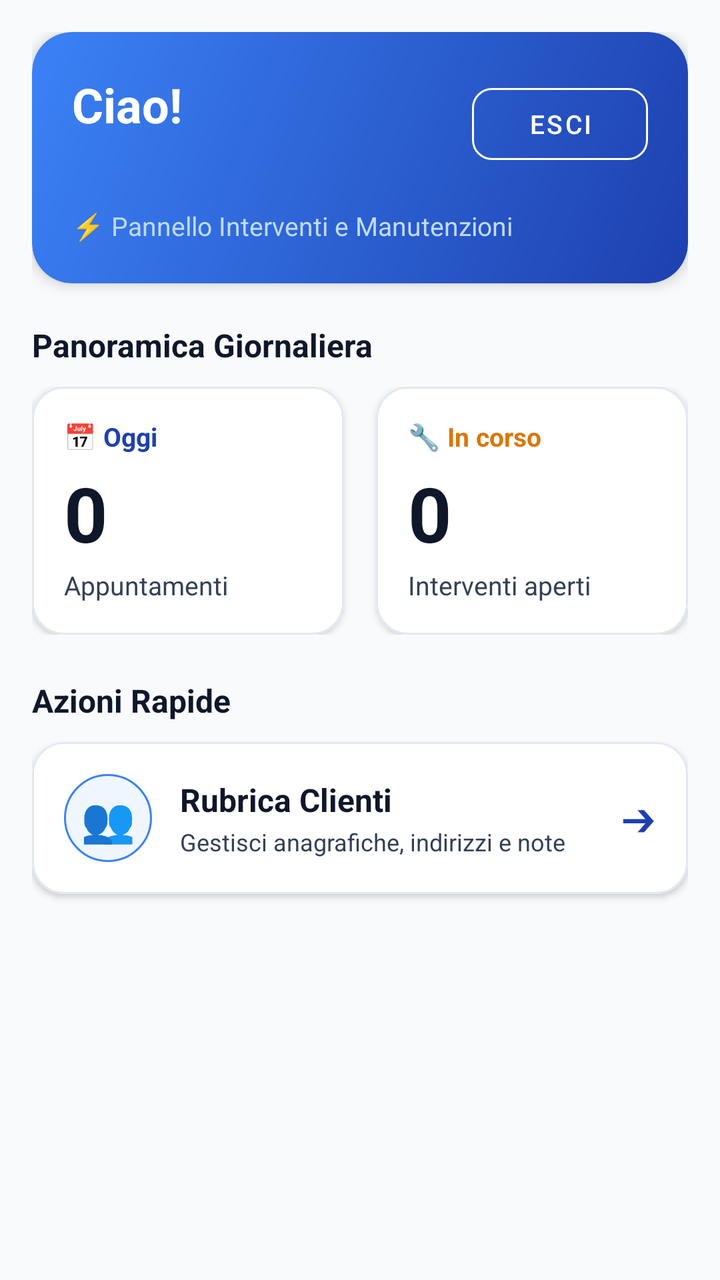
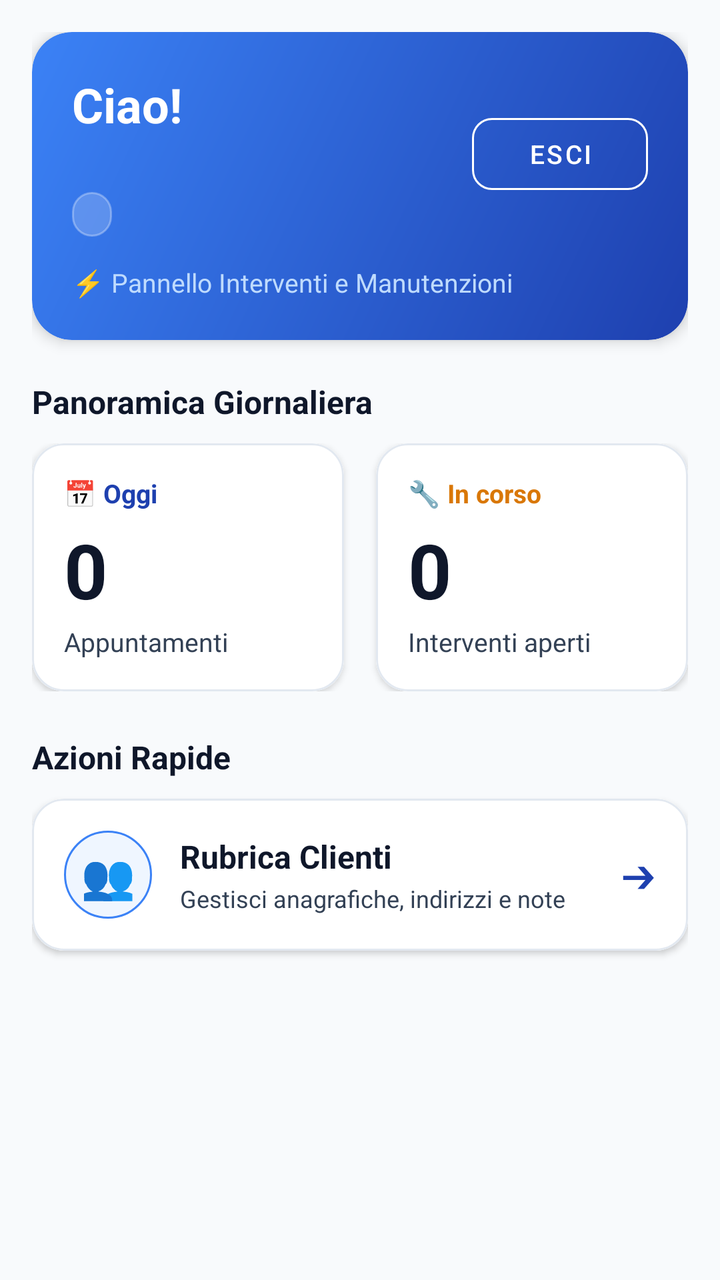

Before-and-after screenshots of an Android layout around one commit, followed by the original layout XML and the change that was made.
<!-- AndroidManifest.xml: application theme Theme.TechInterventionApp -->
<!-- res/layout/fragment_dashboard.xml -->
<?xml version="1.0" encoding="utf-8"?>
<ScrollView
    xmlns:android="http://schemas.android.com/apk/res/android"
    xmlns:app="http://schemas.android.com/apk/res-auto"
    android:layout_width="match_parent"
    android:layout_height="match_parent"
    android:fillViewport="true"
    android:background="@color/background">

    <LinearLayout
        android:layout_width="match_parent"
        android:layout_height="wrap_content"
        android:orientation="vertical"
        android:padding="16dp">

        
        <com.google.android.material.card.MaterialCardView
            android:layout_width="match_parent"
            android:layout_height="wrap_content"
            app:cardCornerRadius="20dp"
            app:cardElevation="4dp"
            app:strokeWidth="0dp">

            <LinearLayout
                android:layout_width="match_parent"
                android:layout_height="wrap_content"
                android:background="@drawable/bg_header_card"
                android:orientation="vertical"
                android:padding="20dp">

                <LinearLayout
                    android:layout_width="match_parent"
                    android:layout_height="wrap_content"
                    android:orientation="horizontal"
                    android:gravity="center_vertical">

                    <LinearLayout
                        android:layout_width="0dp"
                        android:layout_height="wrap_content"
                        android:layout_weight="1"
                        android:orientation="vertical">

                        <TextView
                            android:id="@+id/tv_welcome"
                            android:layout_width="wrap_content"
                            android:layout_height="wrap_content"
                            android:text="Ciao!"
                            android:textSize="24sp"
                            android:textStyle="bold"
                            android:textColor="@color/white" />

                        <TextView
                            android:id="@+id/tv_date"
                            android:layout_width="wrap_content"
                            android:layout_height="wrap_content"
                            android:textSize="13sp"
                            android:textColor="#E0E7FF"
                            android:layout_marginTop="2dp" />
                    </LinearLayout>

                    <com.google.android.material.button.MaterialButton
                        android:id="@+id/btn_logout"
                        style="@style/Widget.MaterialComponents.Button.TextButton"
                        android:layout_width="wrap_content"
                        android:layout_height="wrap_content"
                        android:text="Esci"
                        android:textColor="@color/white"
                        android:textSize="13sp"
                        app:strokeColor="#FFFFFF"
                        app:strokeWidth="1dp"
                        app:cornerRadius="10dp" />
                </LinearLayout>

                <TextView
                    android:layout_width="wrap_content"
                    android:layout_height="wrap_content"
                    android:text="⚡ Pannello Interventi e Manutenzioni"
                    android:textSize="13sp"
                    android:textColor="#BFDBFE"
                    android:layout_marginTop="16dp" />

            </LinearLayout>
        </com.google.android.material.card.MaterialCardView>

        
        <TextView
            android:layout_width="match_parent"
            android:layout_height="wrap_content"
            android:text="Panoramica Giornaliera"
            android:textSize="16sp"
            android:textStyle="bold"
            android:textColor="@color/text_primary"
            android:layout_marginTop="20dp"
            android:layout_marginBottom="10dp" />

        
        <LinearLayout
            android:layout_width="match_parent"
            android:layout_height="wrap_content"
            android:orientation="horizontal">

            
            <com.google.android.material.card.MaterialCardView
                android:id="@+id/card_appointments"
                android:layout_width="0dp"
                android:layout_height="wrap_content"
                android:layout_weight="1"
                app:cardCornerRadius="16dp"
                app:cardElevation="2dp"
                app:strokeColor="@color/border_subtle"
                app:strokeWidth="1dp"
                android:layout_marginEnd="8dp">

                <LinearLayout
                    android:layout_width="match_parent"
                    android:layout_height="wrap_content"
                    android:orientation="vertical"
                    android:padding="16dp"
                    android:background="@color/surface">

                    <TextView
                        android:layout_width="wrap_content"
                        android:layout_height="wrap_content"
                        android:text="📅 Oggi"
                        android:textSize="13sp"
                        android:textStyle="bold"
                        android:textColor="@color/primary" />

                    <TextView
                        android:id="@+id/tv_appointment_count"
                        android:layout_width="wrap_content"
                        android:layout_height="wrap_content"
                        android:text="0"
                        android:textSize="38sp"
                        android:textStyle="bold"
                        android:textColor="@color/text_primary"
                        android:layout_marginTop="4dp" />

                    <TextView
                        android:layout_width="wrap_content"
                        android:layout_height="wrap_content"
                        android:text="Appuntamenti"
                        android:textSize="13sp"
                        android:textColor="@color/text_secondary"
                        android:layout_marginTop="2dp" />
                </LinearLayout>
            </com.google.android.material.card.MaterialCardView>

            
            <com.google.android.material.card.MaterialCardView
                android:id="@+id/card_interventions"
                android:layout_width="0dp"
                android:layout_height="wrap_content"
                android:layout_weight="1"
                app:cardCornerRadius="16dp"
                app:cardElevation="2dp"
                app:strokeColor="@color/border_subtle"
                app:strokeWidth="1dp"
                android:layout_marginStart="8dp">

                <LinearLayout
                    android:layout_width="match_parent"
                    android:layout_height="wrap_content"
                    android:orientation="vertical"
                    android:padding="16dp"
                    android:background="@color/surface">

                    <TextView
                        android:layout_width="wrap_content"
                        android:layout_height="wrap_content"
                        android:text="🔧 In corso"
                        android:textSize="13sp"
                        android:textStyle="bold"
                        android:textColor="@color/secondary" />

                    <TextView
                        android:id="@+id/tv_intervention_count"
                        android:layout_width="wrap_content"
                        android:layout_height="wrap_content"
                        android:text="0"
                        android:textSize="38sp"
                        android:textStyle="bold"
                        android:textColor="@color/text_primary"
                        android:layout_marginTop="4dp" />

                    <TextView
                        android:layout_width="wrap_content"
                        android:layout_height="wrap_content"
                        android:text="Interventi aperti"
                        android:textSize="13sp"
                        android:textColor="@color/text_secondary"
                        android:layout_marginTop="2dp" />
                </LinearLayout>
            </com.google.android.material.card.MaterialCardView>
        </LinearLayout>

        
        <TextView
            android:layout_width="match_parent"
            android:layout_height="wrap_content"
            android:text="Azioni Rapide"
            android:textSize="16sp"
            android:textStyle="bold"
            android:textColor="@color/text_primary"
            android:layout_marginTop="22dp"
            android:layout_marginBottom="10dp" />

        
        <com.google.android.material.card.MaterialCardView
            android:id="@+id/card_clients"
            android:layout_width="match_parent"
            android:layout_height="wrap_content"
            app:cardCornerRadius="16dp"
            app:cardElevation="2dp"
            app:strokeColor="@color/border_subtle"
            app:strokeWidth="1dp"
            android:layout_marginBottom="12dp">

            <LinearLayout
                android:layout_width="match_parent"
                android:layout_height="wrap_content"
                android:padding="16dp"
                android:orientation="horizontal"
                android:gravity="center_vertical"
                android:background="@color/surface">

                <TextView
                    android:layout_width="44dp"
                    android:layout_height="44dp"
                    android:text="👥"
                    android:textSize="22sp"
                    android:gravity="center"
                    android:background="@drawable/bg_client_avatar" />

                <LinearLayout
                    android:layout_width="0dp"
                    android:layout_height="wrap_content"
                    android:layout_weight="1"
                    android:orientation="vertical"
                    android:layout_marginStart="14dp">

                    <TextView
                        android:layout_width="wrap_content"
                        android:layout_height="wrap_content"
                        android:text="Rubrica Clienti"
                        android:textSize="16sp"
                        android:textStyle="bold"
                        android:textColor="@color/text_primary" />

                    <TextView
                        android:layout_width="wrap_content"
                        android:layout_height="wrap_content"
                        android:text="Gestisci anagrafiche, indirizzi e note"
                        android:textSize="12sp"
                        android:textColor="@color/text_secondary"
                        android:layout_marginTop="2dp" />
                </LinearLayout>

                <TextView
                    android:layout_width="wrap_content"
                    android:layout_height="wrap_content"
                    android:text="➔"
                    android:textSize="18sp"
                    android:textColor="@color/primary" />
            </LinearLayout>
        </com.google.android.material.card.MaterialCardView>

    </LinearLayout>
</ScrollView>
<!-- resources referenced by this layout -->
<resources>
  <color name="background">#F8FAFC</color>
  <color name="border_subtle">#E2E8F0</color>
  <color name="primary">#1E40AF</color>
  <color name="secondary">#D97706</color>
  <color name="surface">#FFFFFF</color>
  <color name="text_primary">#0F172A</color>
  <color name="text_secondary">#334155</color>
  <color name="white">#FFFFFF</color>
  <!-- drawable bg_client_avatar (drawable) -->
  <?xml version="1.0" encoding="utf-8"?>
  <shape xmlns:android="http://schemas.android.com/apk/res/android"
      android:shape="oval">
      <solid android:color="@color/primary_subtle" />
      <stroke
          android:width="1dp"
          android:color="@color/primary_light" />
  </shape>
  <!-- drawable bg_header_card (drawable) -->
  <?xml version="1.0" encoding="utf-8"?>
  <shape xmlns:android="http://schemas.android.com/apk/res/android"
      android:shape="rectangle">
      <gradient
          android:startColor="#1E40AF"
          android:endColor="#3B82F6"
          android:angle="135" />
      <corners android:radius="20dp" />
  </shape>
  <style name="Theme.TechInterventionApp" parent="Theme.MaterialComponents.Light.NoActionBar">
          
          <item name="colorPrimary">@color/primary</item>
          <item name="colorPrimaryVariant">@color/primary_variant</item>
          <item name="colorOnPrimary">@color/white</item>
          <item name="colorSecondary">@color/secondary</item>
          <item name="colorSecondaryVariant">@color/secondary_variant</item>
          <item name="colorOnSecondary">@color/white</item>
          <item name="colorError">@color/error</item>
  
          
          <item name="android:colorBackground">@color/background</item>
          <item name="colorSurface">@color/surface</item>
          <item name="colorOnSurface">@color/text_primary</item>
  
          
          <item name="android:textColor">@color/text_primary</item>
          <item name="android:textColorPrimary">@color/text_primary</item>
          <item name="android:textColorSecondary">@color/text_secondary</item>
          <item name="android:textColorHint">@color/text_muted</item>
  
          
          <item name="android:statusBarColor">@color/background</item>
          <item name="android:windowLightStatusBar">true</item>
          <item name="android:navigationBarColor">@color/surface</item>
          <item name="android:windowLightNavigationBar">true</item>
  
          
          <item name="textInputStyle">@style/Widget.App.TextInputLayout</item>
      </style>
  <color name="primary_subtle">#EFF6FF</color>
  <color name="primary_light">#3B82F6</color>
  <color name="primary_variant">#172554</color>
  <color name="secondary_variant">#B45309</color>
  <color name="error">#DC2626</color>
  <color name="text_muted">#64748B</color>
  <style name="Widget.App.TextInputLayout" parent="Widget.MaterialComponents.TextInputLayout.OutlinedBox">
          <item name="boxStrokeColor">@color/primary</item>
          <item name="boxStrokeWidth">1.5dp</item>
          <item name="boxCornerRadiusTopStart">12dp</item>
          <item name="boxCornerRadiusTopEnd">12dp</item>
          <item name="boxCornerRadiusBottomStart">12dp</item>
          <item name="boxCornerRadiusBottomEnd">12dp</item>
          <item name="hintTextColor">@color/primary</item>
          <item name="android:textColorHint">@color/text_muted</item>
      </style>
</resources>

<!-- the commit's change to res/layout/fragment_dashboard.xml (unified diff, before → after) -->
@@ -56,6 +56,20 @@
                             android:textSize="13sp"
                             android:textColor="#E0E7FF"
                             android:layout_marginTop="2dp" />
+
+                        <TextView
+                            android:id="@+id/tv_role_badge"
+                            android:layout_width="wrap_content"
+                            android:layout_height="wrap_content"
+                            android:background="@drawable/bg_hero_pill"
+                            android:paddingStart="10dp"
+                            android:paddingEnd="10dp"
+                            android:paddingTop="3dp"
+                            android:paddingBottom="3dp"
+                            android:textColor="@color/white"
+                            android:textSize="12sp"
+                            android:textStyle="bold"
+                            android:layout_marginTop="8dp" />
                     </LinearLayout>
 
                     <com.google.android.material.button.MaterialButton
@@ -72,18 +86,20 @@
                 </LinearLayout>
 
                 <TextView
+                    android:id="@+id/tv_subtitle_header"
                     android:layout_width="wrap_content"
                     android:layout_height="wrap_content"
                     android:text="⚡ Pannello Interventi e Manutenzioni"
                     android:textSize="13sp"
                     android:textColor="#BFDBFE"
-                    android:layout_marginTop="16dp" />
+                    android:layout_marginTop="14dp" />
 
             </LinearLayout>
         </com.google.android.material.card.MaterialCardView>
 
         
         <TextView
+            android:id="@+id/tv_overview_title"
             android:layout_width="match_parent"
             android:layout_height="wrap_content"
             android:text="Panoramica Giornaliera"
<!-- resource entries referenced after the edit -->
@@ -26,6 +26,14 @@
           android:endColor="#3B82F6"
           android:angle="135" />
       <corners android:radius="20dp" />
+  </shape>
+  <!-- drawable bg_hero_pill (drawable) -->
+  <?xml version="1.0" encoding="utf-8"?>
+  <shape xmlns:android="http://schemas.android.com/apk/res/android"
+      android:shape="rectangle">
+      <solid android:color="#33FFFFFF" />
+      <corners android:radius="12dp" />
+      <stroke android:width="1dp" android:color="#4DFFFFFF" />
   </shape>
   <style name="Theme.TechInterventionApp" parent="Theme.MaterialComponents.Light.NoActionBar">
           
